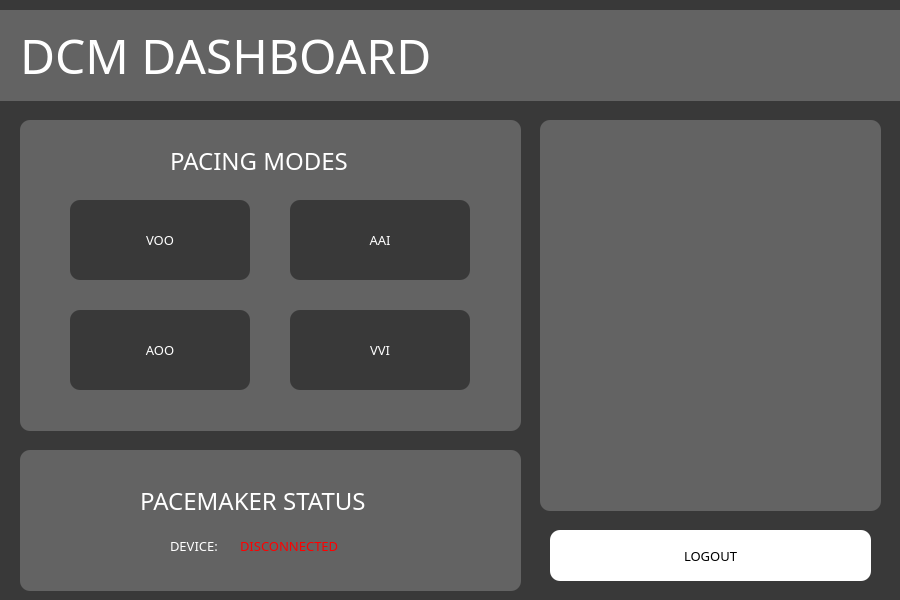
First picture: the form in dashboard.ui, repository shahm58/PaceMakerGroup37, before the edit.
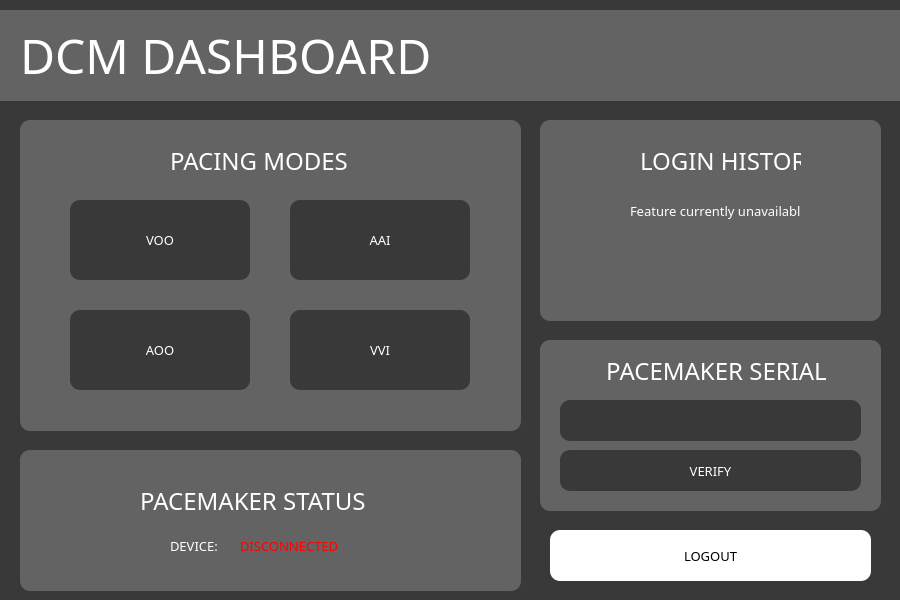
Second picture: the form after the edit.

Diff of the .ui file:
```diff
--- a/dashboard.ui
+++ b/dashboard.ui
@@ -102,7 +102,8 @@
    </property>
    <property name="styleSheet">
     <string notr="true">color: rgb(255, 255, 255);
-border-radius: 10;</string>
+border-radius: 10;
+</string>
    </property>
    <property name="text">
     <string>VOO</string>
@@ -305,7 +306,7 @@
      <x>540</x>
      <y>120</y>
      <width>341</width>
-     <height>391</height>
+     <height>201</height>
     </rect>
    </property>
    <property name="styleSheet">
@@ -336,6 +337,140 @@
     <string>LOGOUT</string>
    </property>
   </widget>
+  <widget class="QPushButton" name="serialverifybutton">
+   <property name="geometry">
+    <rect>
+     <x>560</x>
+     <y>450</y>
+     <width>301</width>
+     <height>41</height>
+    </rect>
+   </property>
+   <property name="font">
+    <font>
+     <family>Franklin Gothic Book</family>
+     <pointsize>10</pointsize>
+    </font>
+   </property>
+   <property name="styleSheet">
+    <string notr="true">color: rgb(255, 255, 255);
+border-radius: 10;</string>
+   </property>
+   <property name="text">
+    <string>VERIFY</string>
+   </property>
+  </widget>
+  <widget class="QLineEdit" name="username_2">
+   <property name="geometry">
+    <rect>
+     <x>560</x>
+     <y>400</y>
+     <width>301</width>
+     <height>41</height>
+    </rect>
+   </property>
+   <property name="styleSheet">
+    <string notr="true">font-size: 12pt;
+background-color: rgb(57, 57, 57);
+border-radius: 10;</string>
+   </property>
+   <property name="text">
+    <string/>
+   </property>
+  </widget>
+  <widget class="QGraphicsView" name="graphicsView_5">
+   <property name="geometry">
+    <rect>
+     <x>540</x>
+     <y>340</y>
+     <width>341</width>
+     <height>171</height>
+    </rect>
+   </property>
+   <property name="styleSheet">
+    <string notr="true">background-color: rgb(99, 99, 99);
+border-radius: 10;</string>
+   </property>
+  </widget>
+  <widget class="QLabel" name="label_6">
+   <property name="geometry">
+    <rect>
+     <x>600</x>
+     <y>340</y>
+     <width>231</width>
+     <height>61</height>
+    </rect>
+   </property>
+   <property name="font">
+    <font>
+     <family>Franklin Gothic Book</family>
+     <pointsize>18</pointsize>
+    </font>
+   </property>
+   <property name="layoutDirection">
+    <enum>Qt::LeftToRight</enum>
+   </property>
+   <property name="styleSheet">
+    <string notr="true">color: rgb(255, 255, 255);
+background-color: none;</string>
+   </property>
+   <property name="text">
+    <string> PACEMAKER SERIAL</string>
+   </property>
+  </widget>
+  <widget class="QLabel" name="label_7">
+   <property name="geometry">
+    <rect>
+     <x>640</x>
+     <y>130</y>
+     <width>161</width>
+     <height>61</height>
+    </rect>
+   </property>
+   <property name="font">
+    <font>
+     <family>Franklin Gothic Book</family>
+     <pointsize>18</pointsize>
+    </font>
+   </property>
+   <property name="layoutDirection">
+    <enum>Qt::LeftToRight</enum>
+   </property>
+   <property name="styleSheet">
+    <string notr="true">color: rgb(255, 255, 255);
+background-color: none;</string>
+   </property>
+   <property name="text">
+    <string>LOGIN HISTORY</string>
+   </property>
+  </widget>
+  <widget class="QLabel" name="label_8">
+   <property name="geometry">
+    <rect>
+     <x>630</x>
+     <y>180</y>
+     <width>171</width>
+     <height>61</height>
+    </rect>
+   </property>
+   <property name="font">
+    <font>
+     <family>Franklin Gothic Book</family>
+     <pointsize>10</pointsize>
+    </font>
+   </property>
+   <property name="layoutDirection">
+    <enum>Qt::LeftToRight</enum>
+   </property>
+   <property name="styleSheet">
+    <string notr="true">color: rgb(255, 255, 255);
+background-color: none;</string>
+   </property>
+   <property name="text">
+    <string>Feature currently unavailable</string>
+   </property>
+  </widget>
+  <zorder>graphicsView_5</zorder>
   <zorder>graphicsView_2</zorder>
   <zorder>graphicsView</zorder>
   <zorder>label</zorder>
@@ -350,6 +485,11 @@
   <zorder>label_5</zorder>
   <zorder>graphicsView_4</zorder>
   <zorder>logoutbutton</zorder>
+  <zorder>serialverifybutton</zorder>
+  <zorder>username_2</zorder>
+  <zorder>label_6</zorder>
+  <zorder>label_7</zorder>
+  <zorder>label_8</zorder>
  </widget>
  <resources/>
  <connections/>
```
Left out of the diff: 4 changed lines with no effect on the pictures.
